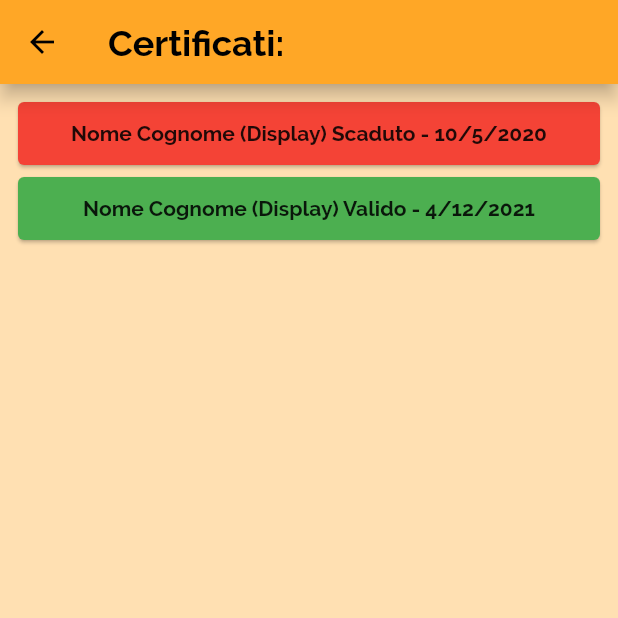
After one commit to lucamerighi/alley_app, a Flutter app: the ViewCertificati screen opened directly, on a phone screen of 412 x 824 dp, the top half of it. The commit adds this screen. Run offline on Flutter 3.47's test engine with Material 2 defaults, Android fonts, the phone set to English and light mode, and no system bars; our stand-ins replace cloud_firestore, firebase_auth, flutter_datetime_picker, get_it, table_calendar; accounts and stored records are empty.

Commit message:
ui certificati, fix allenamenti

```diff
--- a/lib/views/home/home.dart
+++ b/lib/views/home/home.dart
@@ -1,7 +1,6 @@
 import 'package:alley_app/model/data.dart';
 import 'package:alley_app/model/user.dart';
 import 'package:alley_app/services/auth.dart';
-import 'package:alley_app/services/database.dart';
 import 'package:alley_app/shared/loading.dart';
 import 'package:alley_app/shared/tile.dart';
 import 'package:alley_app/views/informazioni/view_calendario.dart';
@@ -9,6 +8,7 @@ import 'package:alley_app/views/informazioni/view_certificato.dart';
 import 'package:alley_app/views/informazioni/view_classifica.dart';
 import 'package:alley_app/views/squadra/registra_squadra.dart';
 import 'package:alley_app/views/squadra/view_allenamenti.dart';
+import 'package:alley_app/views/squadra/view_certificati.dart';
 import 'package:alley_app/views/squadra/view_convocazioni.dart';
 import 'package:alley_app/views/squadra/view_giocatori.dart';
 import 'package:flutter/material.dart';
@@ -22,6 +22,7 @@ Map<Ruolo, List<dynamic>> tiles = {
     ['assets/training.png', 'Allenamenti', ViewAllenamenti()],
     ['assets/calendario.png', 'Calendario', ViewCalendario()],
     ['assets/classifica.png', 'Classifica', ViewClassifica()],
+    ['assets/certificato.png', 'Certificati', ViewCertificati()],
   ],
   Ruolo.Giocatore: [
     ['assets/calendario.png', 'Calendario', ViewCalendario()],
--- a/lib/views/squadra/view_allenamenti.dart
+++ b/lib/views/squadra/view_allenamenti.dart
@@ -97,12 +97,12 @@ class _ViewAllenamentiState extends State<ViewAllenamenti> {
               itemCount: allenamenti.length,
               itemBuilder: (BuildContext ctx, int index) {
                 Allenamento all = allenamenti[index];
-                print(all);
                 return InkWell(
                   onTap: () => _showEditAllenamento(all),
                   child: ListTile(
                     title: Text(formatter.format(all.dataEORa)),
                     subtitle: Text(all.luogo + (all.turnoCibo != '' ? '\nTurno Cibo: ${all.turnoCibo}' : '')),
+                    trailing: Icon(Icons.keyboard_arrow_right),
                   ),
                 );
               },
--- /dev/null
+++ b/lib/views/squadra/view_certificati.dart
@@ -0,0 +1,36 @@
+import 'package:flutter/material.dart';
+
+List<String> certificati = [
+  'Nome Cognome (Display) Scaduto - 10/5/2020',
+  'Nome Cognome (Display) Valido - 4/12/2021',
+];
+
+class ViewCertificati extends StatelessWidget {
+  @override
+  Widget build(BuildContext context) {
+    return Scaffold(
+      appBar: AppBar(
+        title: Text('Certificati: '),
+      ),
+      body: Padding(
+        padding: const EdgeInsets.all(8.0),
+        child: ListView.builder(
+            itemBuilder: (context, index) {
+              String c = certificati[index];
+              return Container(
+                height: 50,
+                child: Card(
+                  color: c.endsWith('2020') ? Colors.red : Colors.green,
+                  child: Center(
+                      child: Text(
+                    c,
+                    style: TextStyle(fontWeight: FontWeight.bold),
+                  )),
+                ),
+              );
+            },
+            itemCount: certificati.length),
+      ),
+    );
+  }
+}
```
Also changed, not shown: lib/views/squadra/TODO_CERTIFICATI.dart (deleted).
